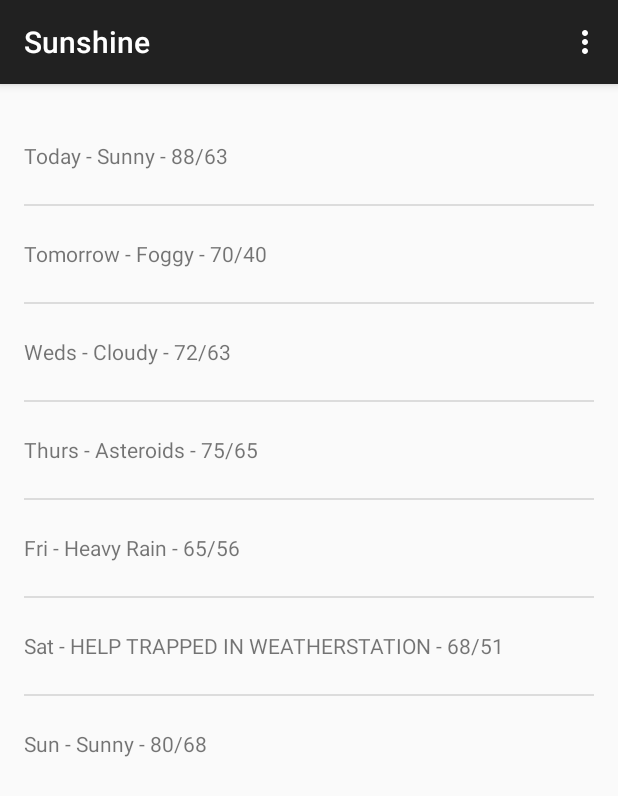
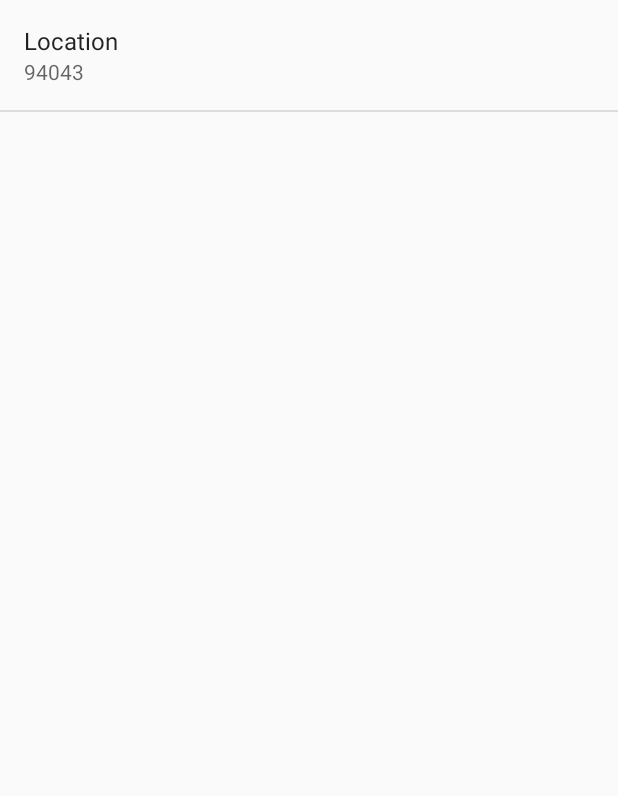
Before and after one commit to seaiaw/Sunshine, an Android app: the screen it shows after launch (MainActivity before the commit, SettingsActivity after it), in the options menu, after a tap on "Settings", on a phone screen of 412 x 824 dp. Shown: the top 796 px of the screen. Run offline under Robolectric (Android 15) with nearby library versions, the phone set to English and light mode, and no system bars.

Commit message:
Added SettingsActivity
Settings activity allow change of postal code used to retrieve weather
information from, stored in SharedPreferences. Default value is 94043.

```diff
--- a/app/src/main/java/com/example/android/sunshine/DetailActivity.java
+++ b/app/src/main/java/com/example/android/sunshine/DetailActivity.java
@@ -1,5 +1,6 @@
 package com.example.android.sunshine;
 
+import android.content.Intent;
 import android.support.v7.app.ActionBarActivity;
 import android.support.v7.app.ActionBar;
 import android.support.v4.app.Fragment;
@@ -9,6 +10,7 @@ import android.view.Menu;
 import android.view.MenuItem;
 import android.view.View;
 import android.view.ViewGroup;
+import android.widget.TextView;
 import android.util.Log;
 import android.os.Build;
 
@@ -44,6 +46,7 @@ public class DetailActivity extends ActionBarActivity {
         // as you specify a parent activity in AndroidManifest.xml.
         int id = item.getItemId();
         if (id == R.id.action_settings) {
+            startActivity(new Intent(this, SettingsActivity.class));
             return true;
         }
         return super.onOptionsItemSelected(item);
@@ -61,6 +64,10 @@ public class DetailActivity extends ActionBarActivity {
         public View onCreateView(LayoutInflater inflater, ViewGroup container,
                 Bundle savedInstanceState) {
             View rootView = inflater.inflate(R.layout.fragment_detail, container, false);
+            String forecast = getActivity().getIntent().getStringExtra(Intent.EXTRA_TEXT);
+            TextView detailForecast = (TextView) rootView.findViewById(R.id.textview_forecast);
+            detailForecast.setText(forecast);
+
             return rootView;
         }
     }
--- a/app/src/main/java/com/example/android/sunshine/ForecastFragment.java
+++ b/app/src/main/java/com/example/android/sunshine/ForecastFragment.java
@@ -96,7 +96,6 @@ public class ForecastFragment extends Fragment {
             @Override
             public void onItemClick(AdapterView<?> adapterView, View view, int position, long l) {
                 String forecast = mForecastAdapter.getItem(position);
-                Toast.makeText(getActivity(), forecast, Toast.LENGTH_SHORT).show();
                 Intent detailIntent = new Intent(getActivity(), DetailActivity.class)
                                             .putExtra(Intent.EXTRA_TEXT, forecast);
                 startActivity(detailIntent);
--- a/app/src/main/java/com/example/android/sunshine/MainActivity.java
+++ b/app/src/main/java/com/example/android/sunshine/MainActivity.java
@@ -4,6 +4,7 @@ import android.os.Bundle;
 import android.support.v7.app.ActionBarActivity;
 import android.view.Menu;
 import android.view.MenuItem;
+import android.content.Intent;
 
 
 public class MainActivity extends ActionBarActivity {
@@ -34,6 +35,7 @@ public class MainActivity extends ActionBarActivity {
         // as you specify a parent activity in AndroidManifest.xml.
         int id = item.getItemId();
         if (id == R.id.action_settings) {
+            startActivity(new Intent(this, SettingsActivity.class));
             return true;
         }
         return super.onOptionsItemSelected(item);
--- /dev/null
+++ b/app/src/main/java/com/example/android/sunshine/SettingsActivity.java
@@ -0,0 +1,71 @@
+package com.example.android.sunshine;
+
+import android.content.SharedPreferences;
+import android.os.Bundle;
+import android.preference.ListPreference;
+import android.preference.Preference;
+import android.preference.PreferenceActivity;
+import android.preference.PreferenceManager;
+import android.view.KeyEvent;
+
+/**
+ * A {@link PreferenceActivity} that presents a set of application settings.
+ * <p>
+ * See <a href="http://developer.android.com/design/patterns/settings.html">
+ * Android Design: Settings</a> for design guidelines and the <a
+ * href="http://developer.android.com/guide/topics/ui/settings.html">Settings
+ * API Guide</a> for more information on developing a Settings UI.
+ */
+public class SettingsActivity extends PreferenceActivity
+        implements Preference.OnPreferenceChangeListener {
+
+    @Override
+    public void onCreate(Bundle savedInstanceState) {
+        super.onCreate(savedInstanceState);
+        // Add 'general' preferences, defined in the XML file
+        // TODO: Add preferences from XML
+        addPreferencesFromResource(R.xml.pref_general);
+
+        // For all preferences, attach an OnPreferenceChangeListener so the UI summary can be
+        // updated when the preference changes.
+        // TODO: Add preferences
+        bindPreferenceSummaryToValue(findPreference(getString(R.string.pref_location_key)));
+    }
+
+    /**
+     * Attaches a listener so the summary is always updated with the preference value.
+     * Also fires the listener once, to initialize the summary (so it shows up before the value
+     * is changed.)
+     */
+    private void bindPreferenceSummaryToValue(Preference preference) {
+        // Set the listener to watch for value changes.
+        preference.setOnPreferenceChangeListener(this);
+
+        // Trigger the listener immediately with the preference's
+        // current value.
+        onPreferenceChange(preference,
+                PreferenceManager
+                        .getDefaultSharedPreferences(preference.getContext())
+                        .getString(preference.getKey(), ""));
+    }
+
+    @Override
+    public boolean onPreferenceChange(Preference preference, Object value) {
+        String stringValue = value.toString();
+
+        if (preference instanceof ListPreference) {
+            // For list preferences, look up the correct display value in
+            // the preference's 'entries' list (since they have separate labels/values).
+            ListPreference listPreference = (ListPreference) preference;
+            int prefIndex = listPreference.findIndexOfValue(stringValue);
+            if (prefIndex >= 0) {
+                preference.setSummary(listPreference.getEntries()[prefIndex]);
+            }
+        } else {
+            // For other preferences, set the summary to the value's simple string representation.
+            preference.setSummary(stringValue);
+        }
+        return true;
+    }
+
+}
--- a/app/src/main/res/layout/fragment_detail.xml
+++ b/app/src/main/res/layout/fragment_detail.xml
@@ -9,6 +9,7 @@
     tools:context="com.example.android.sunshine.DetailActivity$PlaceholderFragment">
 
     <TextView
+        android:id="@+id/textview_forecast"
         android:text="@string/hello_world"
         android:layout_width="wrap_content"
         android:layout_height="wrap_content" />
--- a/app/src/main/res/values/strings.xml
+++ b/app/src/main/res/values/strings.xml
@@ -6,6 +6,15 @@
     <string name="action_settings">Settings</string>
     <string name="action_refresh" translatable="false">Refresh</string>
     <string name="hello_blank_fragment">Hello blank fragment</string>
-    <string name="title_activity_detail">DetailActivity</string>
+    <string name="title_activity_detail">Detail</string>
+    <string name="title_activity_settings">Settings</string>
 
+    <!-- Label for Location Preference [CHAR_LIMIT = 30] -->
+    <string name="pref_location_label">Location</string>
+
+    <!-- Key name for storing Location Preference in SharedPreferences [CHAR_LIMIT = NONE] -->
+    <string name="pref_location_key" translatable="false">location</string>
+
+    <!-- Default postal code for Location Preference in SharedPreferences [CHAR_LIMIT = NONE] -->
+    <string name="pref_location_default" translatable="false">94043</string>
 </resources>
--- /dev/null
+++ b/app/src/main/res/xml/pref_general.xml
@@ -0,0 +1,7 @@
+<?xml version="1.0" encoding="utf-8"?>
+<PreferenceScreen xmlns:android="http://schemas.android.com/apk/res/android">
+    <EditTextPreference
+        android:key="@string/pref_location_key"
+        android:title="@string/pref_location_label"
+        android:defaultValue="@string/pref_location_default" />
+</PreferenceScreen>
```
Also changed, not shown: app/src/main/AndroidManifest.xml (+8 -0 lines).
